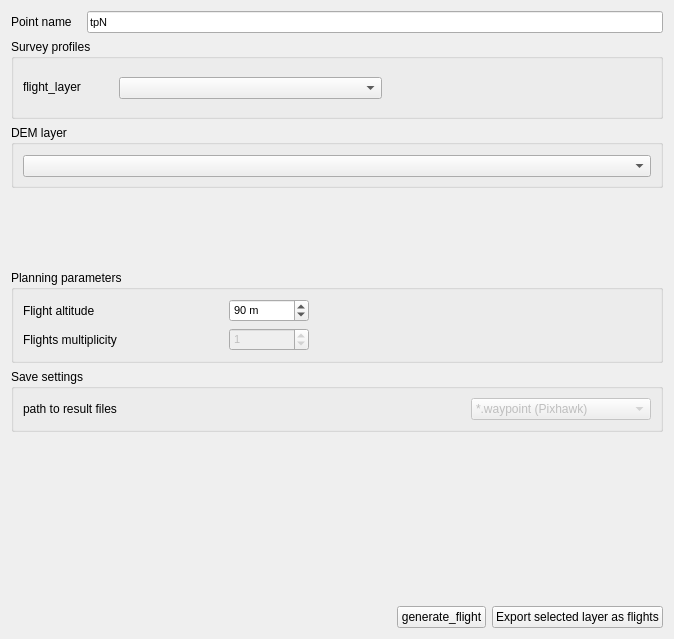
This is UI/FlightPlanning/FlightPlan_test.ui in raulett/RousettusTool as Qt 5 draws it before an edit. The edited form follows.
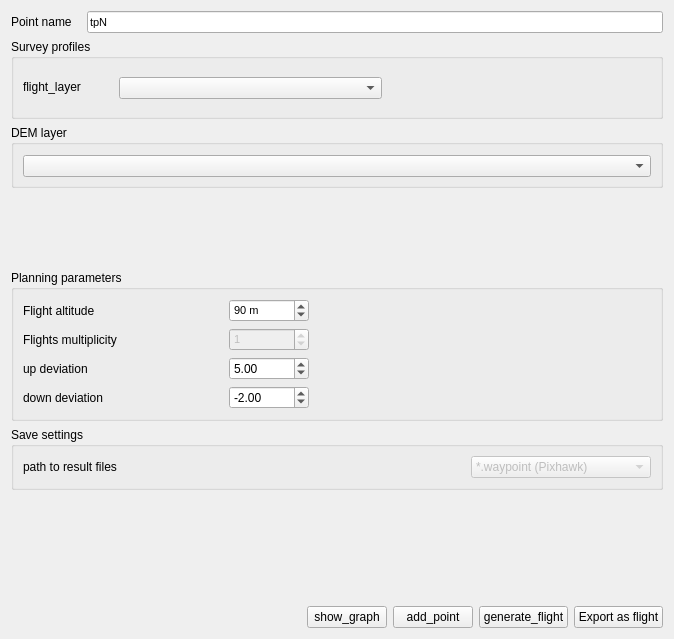
This is the edited form. Custom widgets are drawn as their Qt base class.

Commit message: Done prototype functionality for flight planning

Patch:
```diff
--- a/UI/FlightPlanning/FlightPlan_test.ui
+++ b/UI/FlightPlanning/FlightPlan_test.ui
@@ -210,6 +210,13 @@
       <string>Planning parameters</string>
      </property>
      <layout class="QGridLayout" name="gridLayout_2">
+      <item row="2" column="0">
+       <widget class="QLabel" name="label">
+        <property name="text">
+         <string>up deviation</string>
+        </property>
+       </widget>
+      </item>
       <item row="0" column="0">
        <widget class="QLabel" name="label_14">
         <property name="minimumSize">
@@ -294,6 +301,39 @@
         </property>
        </spacer>
       </item>
+      <item row="3" column="0">
+       <widget class="QLabel" name="label_2">
+        <property name="text">
+         <string>down deviation</string>
+        </property>
+       </widget>
+      </item>
+      <item row="2" column="1">
+       <widget class="QDoubleSpinBox" name="up_deviation_spinbox">
+        <property name="minimum">
+         <double>0.000000000000000</double>
+        </property>
+        <property name="maximum">
+         <double>1000.000000000000000</double>
+        </property>
+        <property name="value">
+         <double>5.000000000000000</double>
+        </property>
+       </widget>
+      </item>
+      <item row="3" column="1">
+       <widget class="QDoubleSpinBox" name="down_deviation_spinbox">
+        <property name="minimum">
+         <double>-1000.000000000000000</double>
+        </property>
+        <property name="maximum">
+         <double>0.000000000000000</double>
+        </property>
+        <property name="value">
+         <double>-2.000000000000000</double>
+        </property>
+       </widget>
+      </item>
      </layout>
     </widget>
    </item>
@@ -382,6 +422,20 @@
        </property>
       </spacer>
      </item>
+     <item>
+      <widget class="QPushButton" name="show_graph_btn">
+       <property name="text">
+        <string>show_graph</string>
+       </property>
+      </widget>
+     </item>
+     <item>
+      <widget class="QPushButton" name="add_point_btn">
+       <property name="text">
+        <string>add_point</string>
+       </property>
+      </widget>
+     </item>
      <item>
       <widget class="QPushButton" name="pushButton_generate_flight">
        <property name="enabled">
@@ -398,7 +452,7 @@
         <bool>true</bool>
        </property>
        <property name="text">
-        <string>Export selected layer as flights</string>
+        <string>Export as flight</string>
        </property>
       </widget>
      </item>
```
Left out of the diff: 12 changed lines with no effect on the pictures. The commit also changes 6 other files.
